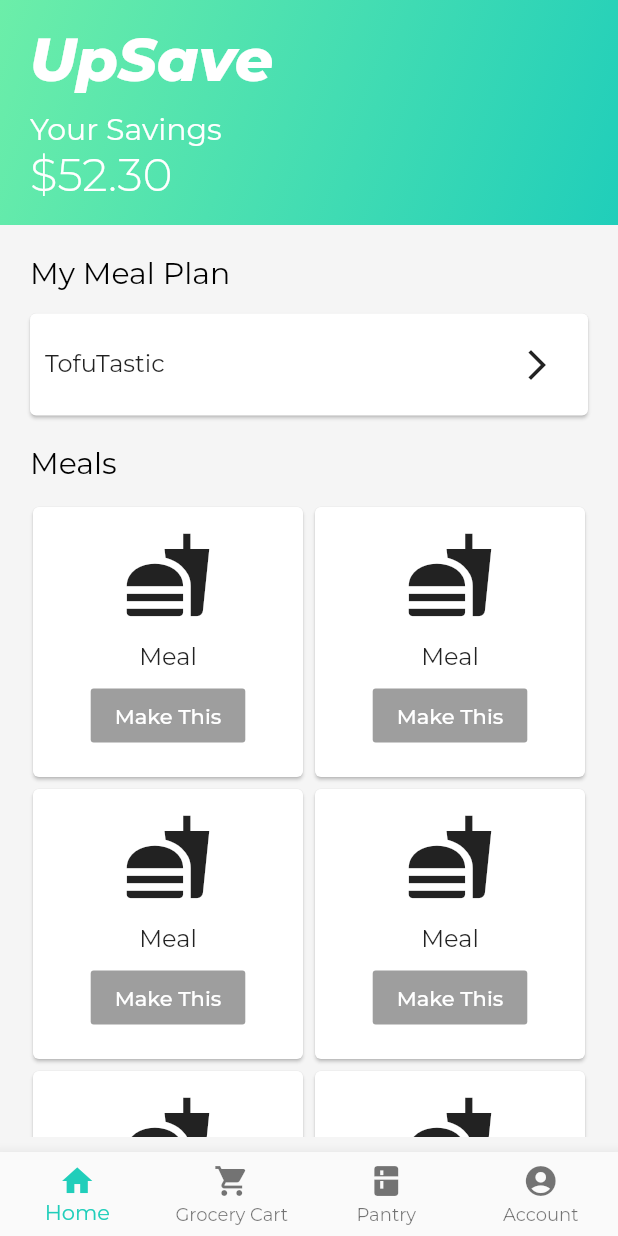
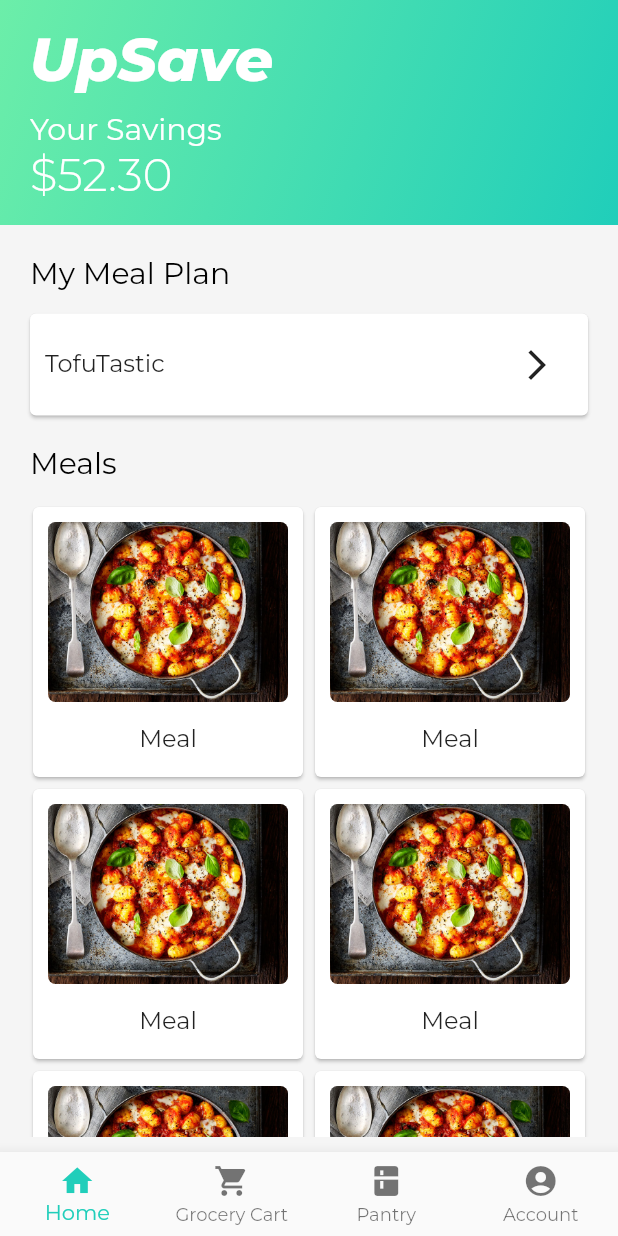
Before and after one commit to Etash47/upsavemvp, a Flutter app: the screen it shows after launch, on a phone screen of 412 x 824 dp. Run offline on Flutter 3.47's test engine with Material 2 defaults, Android fonts, the phone set to English and light mode, and no system bars; our stand-ins replace google_fonts; missing offline and left inert: custom_navigator.

Commit message:
Added Ingredients page set up and made changes to the card layout to make them clickable

```diff
--- a/lib/meal_card.dart
+++ b/lib/meal_card.dart
@@ -1,4 +1,5 @@
 import 'package:flutter/material.dart';
+import 'recipe_page_content.dart';
 
 class MealCard extends StatelessWidget {
   const MealCard({
@@ -9,13 +10,30 @@ class MealCard extends StatelessWidget {
   Widget build(BuildContext context) {
     return Card(
       //elevation: 10,
+      child: GestureDetector(
+        onTap: () {
+          Navigator.push(context, MaterialPageRoute(builder: (context) {
+            return RecipePage(recipe_name: "Meal Name");
+          }));
+        },
         child: Padding(
-        padding: const EdgeInsets.all(15.0),
+          padding: const EdgeInsets.all(10.0),
           child: Column(
             children: <Widget>[
-            Icon(
-              Icons.fastfood,
-              size: 60,
+              Expanded(
+                child: ClipRRect(
+                  borderRadius: BorderRadius.circular(5),
+                  child: Container(
+                    decoration: BoxDecoration(
+                      image: DecorationImage(
+                        image: AssetImage(
+                          "assets/images/UpSave_Default_2.jpg",
+                        ),
+                        fit: BoxFit.cover,
+                      ),
+                    ),
+                  ),
+                ),
               ),
               SizedBox(height: 15.0),
               Text(
@@ -23,13 +41,8 @@ class MealCard extends StatelessWidget {
                 style: TextStyle(fontSize: 16),
               ),
               SizedBox(height: 5.0),
-            RaisedButton(
-              child: Text(
-                "Make This",
-                style: TextStyle(color: Colors.white),
+            ],
           ),
-            )
-          ],
         ),
       ),
     );
--- a/pubspec.yaml
+++ b/pubspec.yaml
@@ -53,6 +53,9 @@ flutter:
   #   - images/a_dot_burr.jpeg
   #   - images/a_dot_ham.jpeg
 
+  assets:
+    - assets/images/
+
   # An image asset can refer to one or more resolution-specific "variants", see
   # https://flutter.dev/assets-and-images/#resolution-aware.
 
```
Also changed, not shown: lib/recipe_page_content.dart (added, +29 -0 lines), assets/images/UpSave_Default.png (added), assets/images/UpSave_Default_2.jpg (added). Lines whose indentation alone changed are shown as unchanged.
